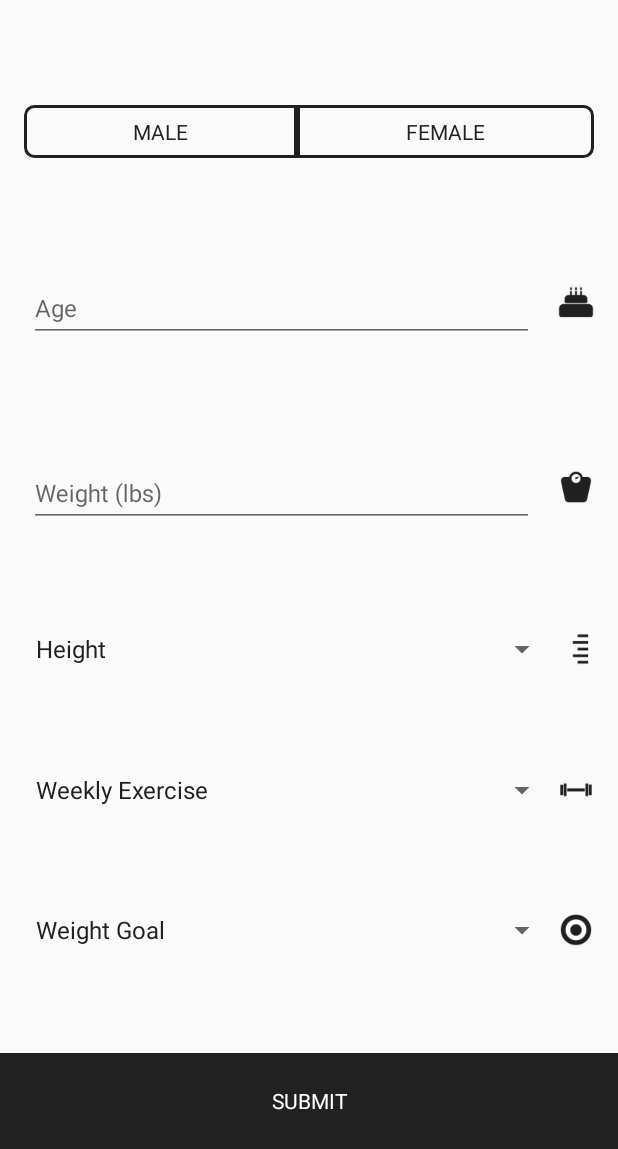
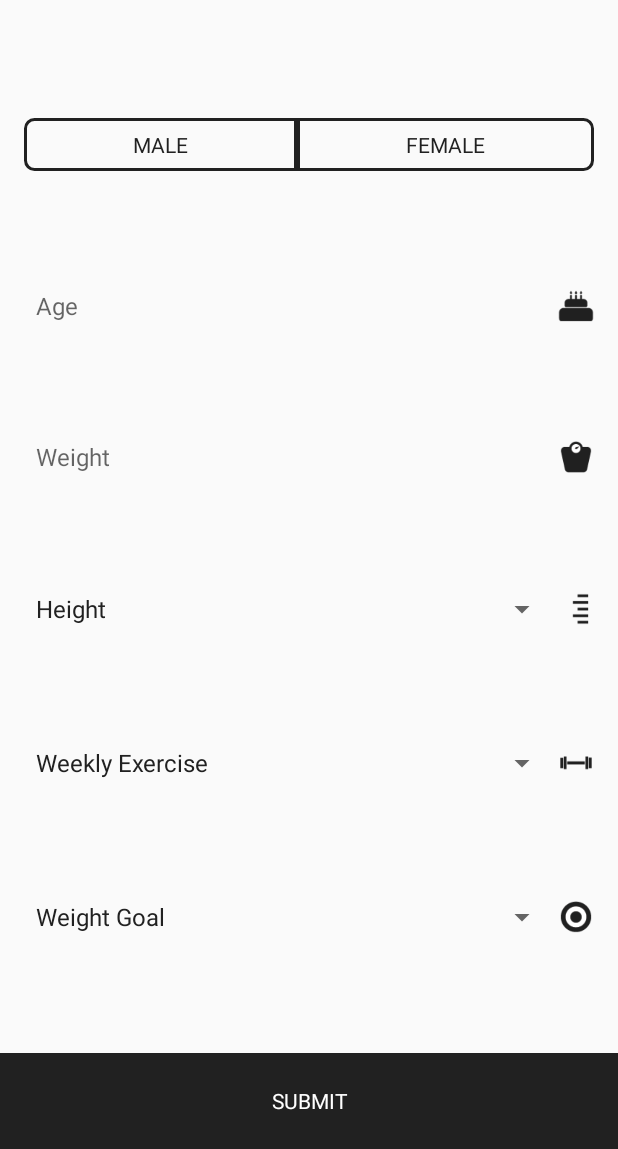
Before and after one commit to bradymwright/CSE-Calculator-Android, an Android app: the screen it shows after launch (MainActivity), on a phone screen of 412 x 824 dp, the part 87-1236 px from its top. Run offline under Robolectric (Android 15) with nearby library versions, the phone set to English and light mode, and no system bars; libraries missing offline, so code that uses them is left out: androidx.core.widget.

Commit message:
Remove EditText underline

```diff
--- a/app/src/main/res/layout/activity_main.xml
+++ b/app/src/main/res/layout/activity_main.xml
@@ -54,7 +54,7 @@
             android:layout_width="0dp"
             android:layout_height="wrap_content"
             android:orientation="horizontal"
-            app:layout_constraintBottom_toTopOf="@+id/ageTextInputLayout"
+            app:layout_constraintBottom_toTopOf="@+id/ageEditText"
             app:layout_constraintEnd_toEndOf="@+id/endGuideline"
             app:layout_constraintStart_toStartOf="@+id/startGuideline"
             app:layout_constraintTop_toBottomOf="@+id/headerLogoImageView">
@@ -86,64 +86,54 @@
                 android:textColor="@color/gender_radio_button_text"/>
         </RadioGroup>
 
-        <android.support.design.widget.TextInputLayout
-            android:id="@+id/ageTextInputLayout"
+        <EditText
+            android:id="@+id/ageEditText"
             android:layout_width="0dp"
             android:layout_height="wrap_content"
+            android:layout_marginEnd="16dp"
             android:hint="@string/age_input_hint"
-            android:paddingEnd="16dp"
-            android:paddingStart="3dp"
-            app:layout_constraintBottom_toTopOf="@+id/weightTextInputLayout"
+            android:layout_marginStart="8dp"
+            android:background="@color/transparent"
+            android:inputType="number"
+            android:textSize="16sp"
+            app:layout_constraintBottom_toTopOf="@+id/weightEditText"
             app:layout_constraintEnd_toStartOf="@+id/ageImageView"
             app:layout_constraintStart_toStartOf="@+id/startGuideline"
-            app:layout_constraintTop_toBottomOf="@+id/genderRadioGroup">
-
-            <android.support.design.widget.TextInputEditText
-                android:id="@+id/ageEditText"
-                android:layout_width="match_parent"
-                android:layout_height="wrap_content"
-                android:inputType="number"
-                android:textSize="16sp"/>
-        </android.support.design.widget.TextInputLayout>
+            app:layout_constraintTop_toBottomOf="@+id/genderRadioGroup"/>
 
         <ImageView
             android:id="@+id/ageImageView"
             android:layout_width="24dp"
             android:layout_height="24dp"
-            app:layout_constraintBottom_toBottomOf="@+id/ageTextInputLayout"
+            app:layout_constraintBottom_toBottomOf="@+id/ageEditText"
             app:layout_constraintEnd_toEndOf="@+id/endGuideline"
-            app:layout_constraintStart_toEndOf="@+id/ageTextInputLayout"
-            app:layout_constraintTop_toTopOf="@+id/ageTextInputLayout"
+            app:layout_constraintStart_toEndOf="@+id/ageEditText"
+            app:layout_constraintTop_toTopOf="@+id/ageEditText"
             app:srcCompat="@drawable/ic_age"/>
 
-        <android.support.design.widget.TextInputLayout
-            android:id="@+id/weightTextInputLayout"
+        <EditText
+            android:id="@+id/weightEditText"
             android:layout_width="0dp"
             android:layout_height="wrap_content"
+            android:layout_marginEnd="16dp"
             android:hint="@string/weight_input_hint"
-            android:paddingEnd="16dp"
-            android:paddingStart="3dp"
+            android:layout_marginStart="8dp"
+            android:background="@color/transparent"
+            android:inputType="number"
+            android:textSize="16sp"
             app:layout_constraintBottom_toTopOf="@+id/heightSpinner"
             app:layout_constraintEnd_toStartOf="@+id/weightImageView"
             app:layout_constraintStart_toStartOf="@+id/startGuideline"
-            app:layout_constraintTop_toBottomOf="@+id/ageTextInputLayout">
-
-            <android.support.design.widget.TextInputEditText
-                android:id="@+id/weightEditText"
-                android:layout_width="match_parent"
-                android:layout_height="wrap_content"
-                android:inputType="number"
-                android:textSize="16sp"/>
-        </android.support.design.widget.TextInputLayout>
+            app:layout_constraintTop_toBottomOf="@+id/ageEditText"/>
 
         <ImageView
             android:id="@+id/weightImageView"
             android:layout_width="24dp"
             android:layout_height="24dp"
-            app:layout_constraintBottom_toBottomOf="@+id/weightTextInputLayout"
+            app:layout_constraintBottom_toBottomOf="@+id/weightEditText"
             app:layout_constraintEnd_toEndOf="@+id/endGuideline"
-            app:layout_constraintStart_toEndOf="@+id/weightTextInputLayout"
-            app:layout_constraintTop_toTopOf="@+id/weightTextInputLayout"
+            app:layout_constraintStart_toEndOf="@+id/weightEditText"
+            app:layout_constraintTop_toTopOf="@+id/weightEditText"
             app:srcCompat="@drawable/ic_weight"/>
 
         <Spinner
@@ -153,7 +143,7 @@
             app:layout_constraintBottom_toTopOf="@+id/weeklyActivitySpinner"
             app:layout_constraintEnd_toStartOf="@+id/heightImageView"
             app:layout_constraintStart_toStartOf="@+id/startGuideline"
-            app:layout_constraintTop_toBottomOf="@+id/weightTextInputLayout"/>
+            app:layout_constraintTop_toBottomOf="@+id/weightEditText"/>
 
         <ImageView
             android:id="@+id/heightImageView"
--- a/app/src/main/res/values/strings.xml
+++ b/app/src/main/res/values/strings.xml
@@ -3,7 +3,7 @@
     <string name="male_radio_button_text">Male</string>
     <string name="female_radio_button_text">Female</string>
     <string name="age_input_hint">Age</string>
-    <string name="weight_input_hint">Weight (lbs)</string>
+    <string name="weight_input_hint">Weight</string>
     <string name="submit_button_text">Submit</string>
     <string name="data_not_entered_message">Please enter all information first</string>
     <string name="height_spinner_hint">Height</string>
```
